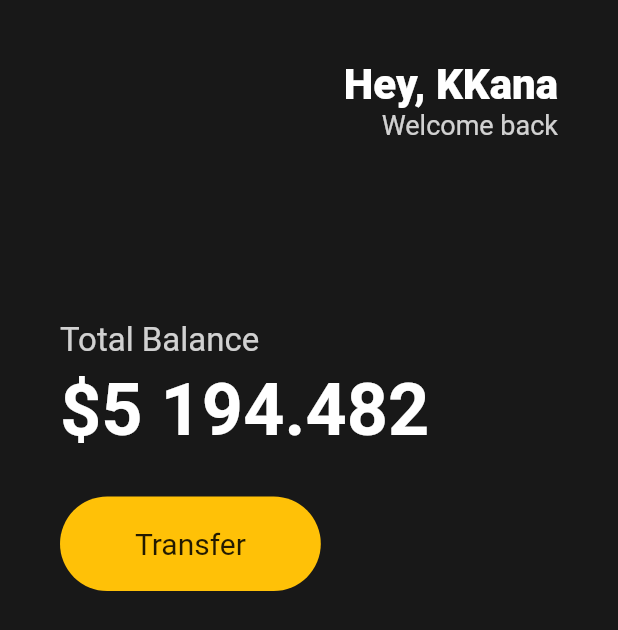
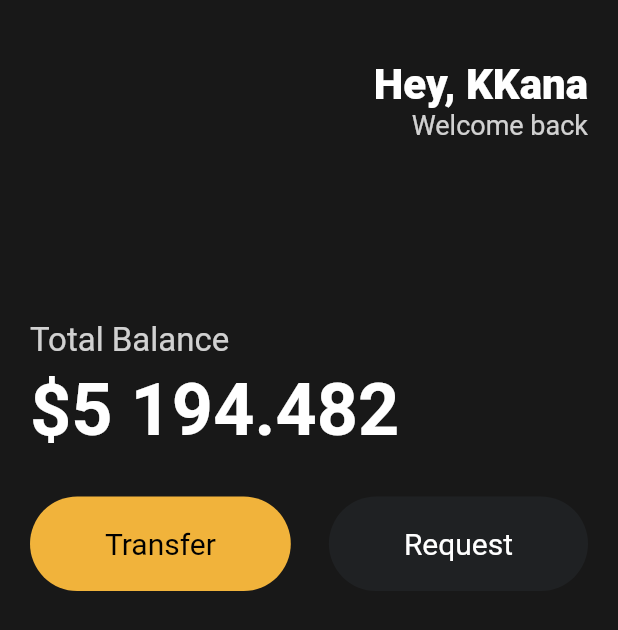
Before and after one commit to kanaheo/flutter_dart_practice, a Flutter app: the screen it shows after launch, on a phone screen of 412 x 824 dp. Shown: the top 630 px of the screen. Run offline on Flutter 3.47's test engine with Material 2 defaults, Android fonts, the phone set to English and light mode, and no system bars.

Commit message:
recycle button create

```diff
--- a/lib/main.dart
+++ b/lib/main.dart
@@ -1,4 +1,5 @@
 import 'package:flutter/material.dart';
+import 'package:toonflix/widgets/button.dart';
 
 void main() {
   runApp(App());
@@ -9,15 +10,15 @@ class App extends StatelessWidget {
   Widget build(BuildContext context) {
     return MaterialApp(
       home: Scaffold(
-        backgroundColor: Color(0xFF181818),
+        backgroundColor: const Color(0xFF181818),
         body: Padding(
-          padding: EdgeInsets.symmetric(
-            horizontal: 40,
+          padding: const EdgeInsets.symmetric(
+            horizontal: 20,
           ),
           child: Column(
             crossAxisAlignment: CrossAxisAlignment.start,
             children: [
-              SizedBox(
+              const SizedBox(
                 height: 40,
               ),
               Row(
@@ -27,7 +28,7 @@ class App extends StatelessWidget {
                     // 컬럼안에서 CrossAxisAlignment이게 가로방향이다
                     crossAxisAlignment: CrossAxisAlignment.end,
                     children: [
-                      Text(
+                      const Text(
                         "Hey, KKana",
                         style: TextStyle(
                           color: Colors.white,
@@ -44,7 +45,7 @@ class App extends StatelessWidget {
                   )
                 ],
               ),
-              SizedBox(
+              const SizedBox(
                 height: 120,
               ),
               Text(
@@ -54,10 +55,10 @@ class App extends StatelessWidget {
                   color: Colors.white.withOpacity(0.8),
                 ),
               ),
-              SizedBox(
+              const SizedBox(
                 height: 5,
               ),
-              Text(
+              const Text(
                 "\$5 194.482",
                 style: TextStyle(
                   fontSize: 48,
@@ -65,28 +66,21 @@ class App extends StatelessWidget {
                   color: Colors.white,
                 ),
               ),
-              SizedBox(
+              const SizedBox(
                 height: 30,
               ),
               Row(
-                children: [
-                  Container(
-                    decoration: BoxDecoration(
-                      color: Colors.amber,
-                      borderRadius: BorderRadius.circular(45),
-                    ),
-                    child: Padding(
-                      padding: EdgeInsets.symmetric(
-                        vertical: 20,
-                        horizontal: 50,
-                      ),
-                      child: Text(
-                        "Transfer",
-                        style: TextStyle(
-                          fontSize: 20,
-                        ),
-                      ),
-                    ),
+                mainAxisAlignment: MainAxisAlignment.spaceBetween,
+                children: const [
+                  Button(
+                    text: "Transfer",
+                    bgColor: Color(0xFFF1B33B),
+                    textColor: Colors.black,
+                  ),
+                  Button(
+                    text: "Request",
+                    bgColor: Color(0xFF1F2123),
+                    textColor: Colors.white,
                   ),
                 ],
               ),
--- /dev/null
+++ b/lib/widgets/button.dart
@@ -0,0 +1,37 @@
+import 'package:flutter/material.dart';
+
+class Button extends StatelessWidget {
+  final String text;
+  final Color bgColor;
+  final Color textColor;
+
+  const Button({
+    super.key,
+    required this.text,
+    required this.bgColor,
+    required this.textColor,
+  });
+
+  @override
+  Widget build(BuildContext context) {
+    return Container(
+      decoration: BoxDecoration(
+        color: bgColor,
+        borderRadius: BorderRadius.circular(45),
+      ),
+      child: Padding(
+        padding: const EdgeInsets.symmetric(
+          vertical: 20,
+          horizontal: 50,
+        ),
+        child: Text(
+          text,
+          style: TextStyle(
+            color: textColor,
+            fontSize: 20,
+          ),
+        ),
+      ),
+    );
+  }
+}
```
